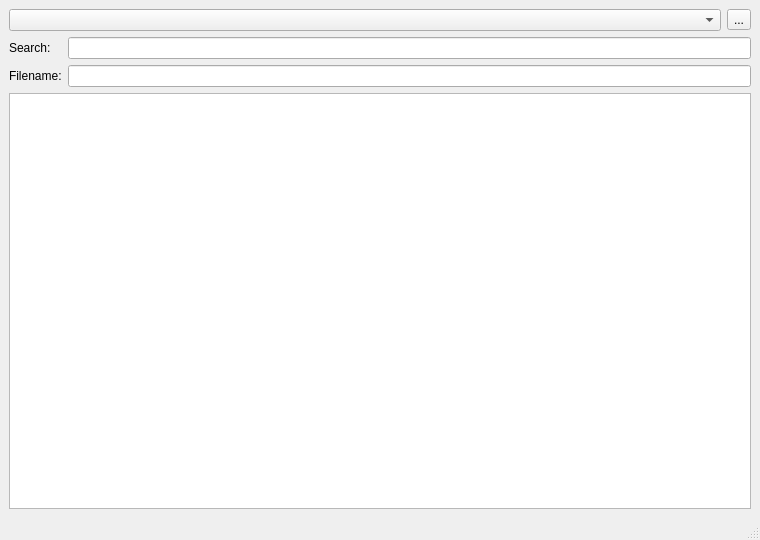
Above: search/main.ui from QtPlay/coastal-qt before the change. Below: the same form after it.
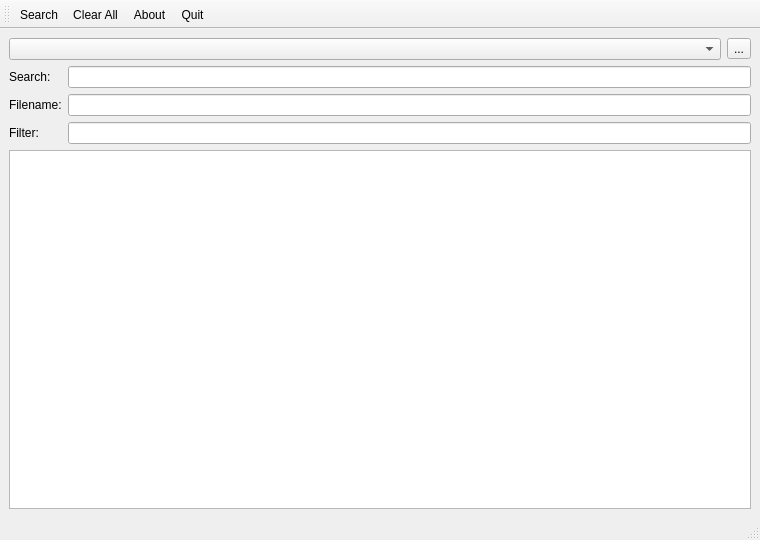
That is the form after the change.

Commit message: further simplification and focus on text search

```diff
--- a/search/main.ui
+++ b/search/main.ui
@@ -77,6 +77,16 @@
         <item row="1" column="2">
          <widget class="QLineEdit" name="searchName"/>
         </item>
+        <item row="2" column="1">
+         <widget class="QLabel" name="label_3">
+          <property name="text">
+           <string>Filter:</string>
+          </property>
+         </widget>
+        </item>
+        <item row="2" column="2">
+         <widget class="QLineEdit" name="filterTypes"/>
+        </item>
        </layout>
       </item>
       <item>
@@ -87,6 +97,21 @@
    </layout>
   </widget>
   <widget class="QStatusBar" name="statusbar"/>
+  <widget class="QToolBar" name="toolBar">
+   <property name="windowTitle">
+    <string>toolBar</string>
+   </property>
+   <attribute name="toolBarArea">
+    <enum>TopToolBarArea</enum>
+   </attribute>
+   <attribute name="toolBarBreak">
+    <bool>false</bool>
+   </attribute>
+   <addaction name="actionSearch"/>
+   <addaction name="actionClear"/>
+   <addaction name="actionAbout"/>
+   <addaction name="actionQuit"/>
+  </widget>
   <action name="actionReload">
    <property name="text">
     <string>&amp;Reload</string>
@@ -119,6 +144,14 @@
     <bool>true</bool>
    </property>
   </action>
+  <action name="actionSearch">
+   <property name="text">
+    <string>&amp;Search</string>
+   </property>
+   <property name="iconVisibleInMenu">
+    <bool>true</bool>
+   </property>
+  </action>
  </widget>
  <resources/>
  <connections/>
```
The commit also changes 4 other files.
